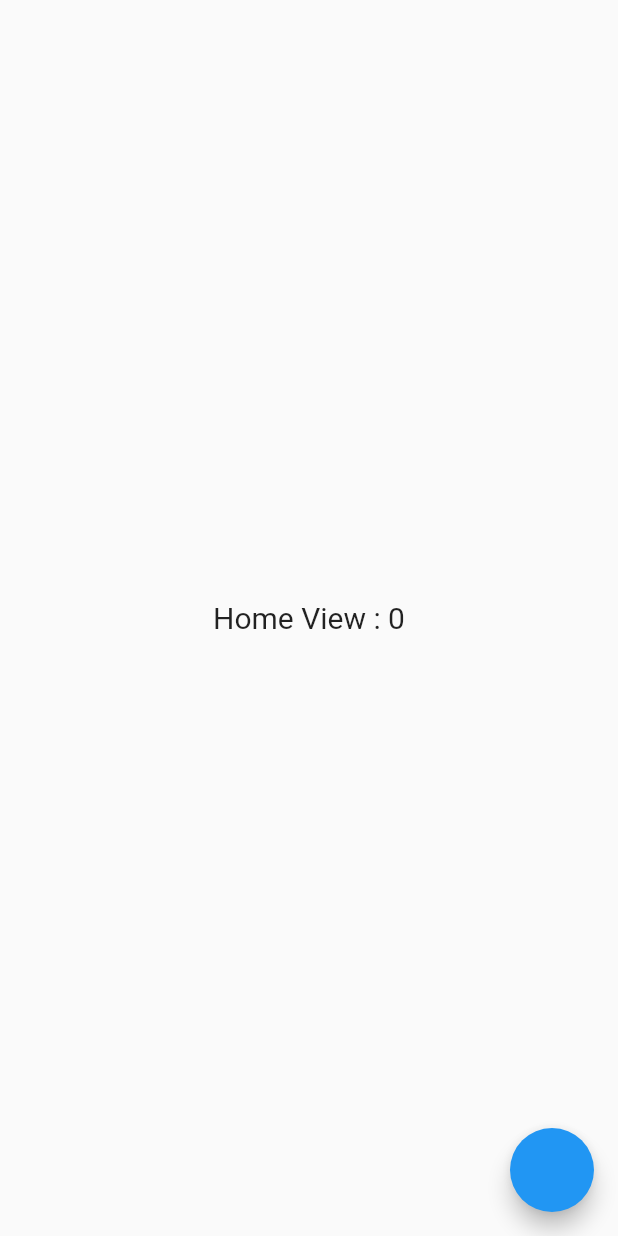
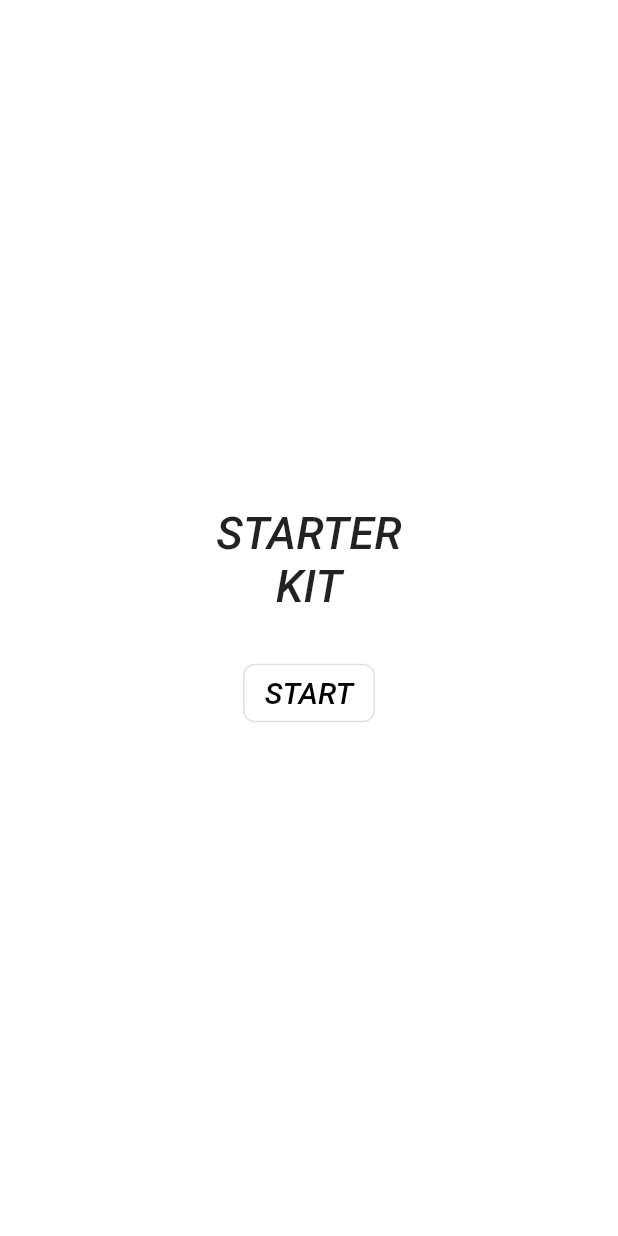
Before and after one commit to TobiCrackIT/Stacked_Arch, a Flutter app: the screen it shows after launch, on a phone screen of 412 x 824 dp. Run offline on Flutter 3.47's test engine with Material 2 defaults, Android fonts, the phone set to English and light mode, and no system bars; our stand-ins replace auto_route, built_collection, built_value, get_it, image_picker, stacked and 1 more; generated files the repository leaves out were written again.

Commit message:
more screens

```diff
--- a/lib/main.dart
+++ b/lib/main.dart
@@ -2,7 +2,9 @@ import 'package:flutter/material.dart';
 import 'package:stacked_services/stacked_services.dart';
 import 'package:starter/app/locator.dart';
 import 'package:starter/app/router.gr.dart';
+import 'package:starter/ui/views/bottom_bar/bottom_bar_view.dart';
 import 'package:starter/ui/views/home/home_view.dart';
+import 'package:starter/ui/views/splash/splash_view.dart';
 
 void main() async{
 
@@ -20,7 +22,7 @@ class MyApp extends StatelessWidget {
         primarySwatch: Colors.blue,
         visualDensity: VisualDensity.adaptivePlatformDensity,
       ),
-      home: HomeView(),
+      home: SplashView(),
       onGenerateRoute: Router().onGenerateRoute,
       navigatorKey: locator<NavigationService>().navigatorKey,
     );
--- /dev/null
+++ b/lib/ui/views/bottom_bar/bottom_bar_view_model.dart
@@ -0,0 +1,5 @@
+import 'package:stacked/stacked.dart';
+
+class BottomBarViewModel extends IndexTrackingViewModel{
+
+}
--- a/lib/ui/views/home/home_view.dart
+++ b/lib/ui/views/home/home_view.dart
@@ -6,6 +6,7 @@ class HomeView extends StatelessWidget {
   @override
   Widget build(BuildContext context) {
     return ViewModelBuilder<HomeViewModel>.reactive(
+      disposeViewModel: false,
       builder: (context,model,child){
         return Scaffold(
           body: Center(
--- /dev/null
+++ b/lib/ui/views/splash/splash_view.dart
@@ -0,0 +1,49 @@
+import 'package:flutter/material.dart';
+import 'package:stacked/stacked.dart';
+import 'package:starter/ui/views/splash/splash_view_model.dart';
+
+class SplashView extends StatelessWidget {
+  @override
+  Widget build(BuildContext context) {
+    return ViewModelBuilder<SplashViewModel>.reactive(
+      viewModelBuilder: () => SplashViewModel(),
+      onModelReady: (model) => model.handleStartUpLogic(),
+      builder: (context, model, child) => Scaffold(
+          backgroundColor: Theme.of(context).colorScheme.surface,
+          body: Center(
+            child: Column(
+              mainAxisAlignment: MainAxisAlignment.center,
+              crossAxisAlignment: CrossAxisAlignment.center,
+              children: [
+                Text(
+                  'STARTER\nKIT',
+                  textAlign: TextAlign.center,
+                  style: TextStyle(
+                      fontSize: 30,
+                      fontWeight: FontWeight.w500,
+                      fontStyle: FontStyle.italic),
+                ),
+                SizedBox(
+                  height: 30,
+                ),
+                OutlineButton(
+                    color: Theme.of(context).colorScheme.error,
+                    textColor: Theme.of(context).colorScheme.primary,
+                    padding: EdgeInsets.all(8),
+                    shape: RoundedRectangleBorder(borderRadius: BorderRadius.all(Radius.circular(8))),
+                    child: Text(
+                      'START',
+                      style: TextStyle(
+                          fontSize: 20,
+                          color: Colors.black,
+                          fontWeight: FontWeight.w500,
+                          fontStyle: FontStyle.italic),
+                    ),
+                    onPressed: ()=>model.goTo(),
+                ),
+              ],
+            ),
+          )),
+    );
+  }
+}
--- /dev/null
+++ b/lib/ui/views/splash/splash_view_model.dart
@@ -0,0 +1,16 @@
+import 'package:stacked/stacked.dart';
+import 'package:stacked_services/stacked_services.dart';
+import 'package:starter/app/router.gr.dart';
+
+class SplashViewModel extends BaseViewModel{
+
+  final navigationService=NavigationService();
+
+  Future handleStartUpLogic()async{
+
+  }
+
+  goTo(){
+    navigationService.navigateTo(Routes.bottomBarView);
+  }
+}
--- a/pubspec.yaml
+++ b/pubspec.yaml
@@ -34,8 +34,8 @@ dependencies:
   get_it: ^4.0.4
   http: ^0.12.0+4
   image_picker: ^0.6.6+4
-  stacked: ^1.7.5
-  stacked_services: ^0.5.1
+  stacked: ^1.7.6
+  stacked_services: ^0.5.4+2
 
 
 dev_dependencies:
```
Also changed, not shown: lib/app/router.dart (+17 -1 lines), lib/ui/views/bottom_bar/bottom_bar_view.dart (added, +41 -0 lines), lib/app/router.gr.dart, 5 other files.
